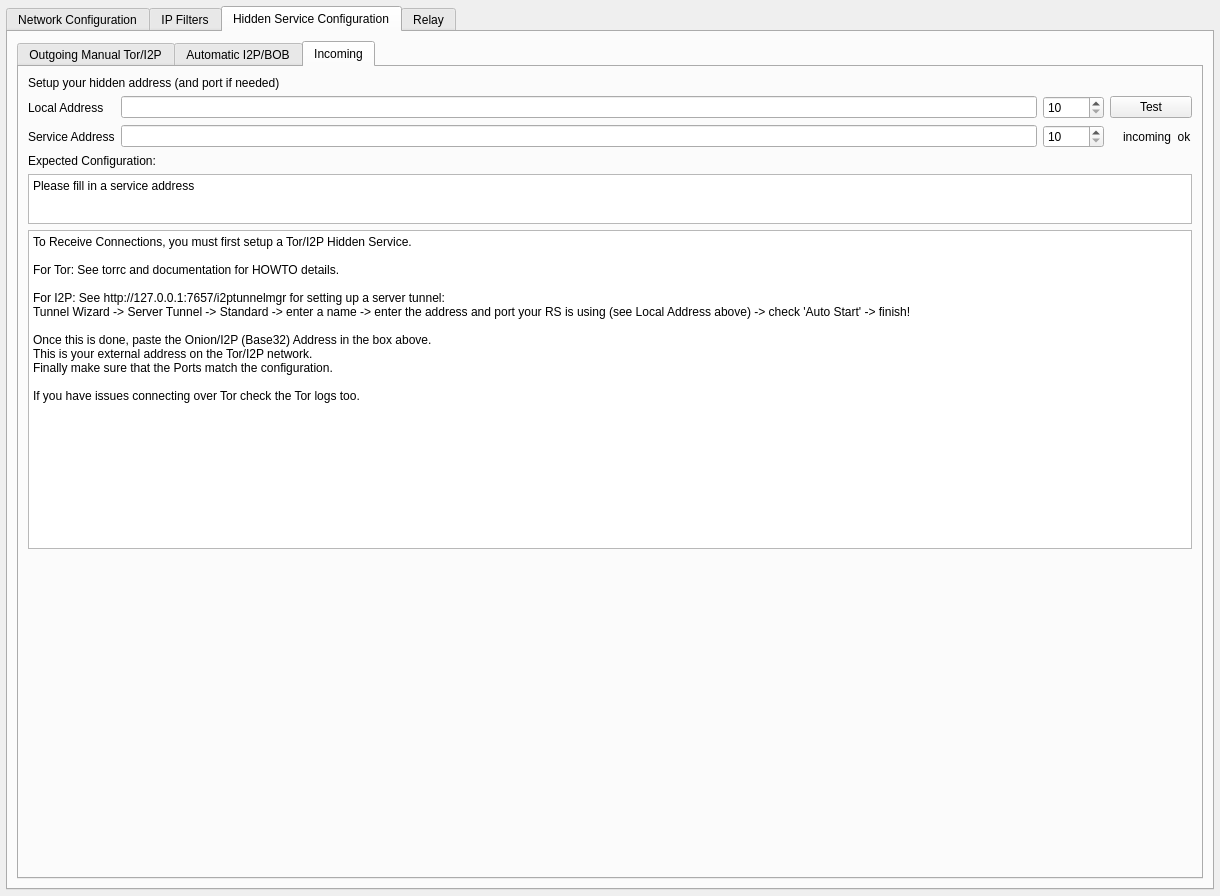
Old version of the form retroshare-gui/src/gui/settings/ServerPage.ui in the repository RetroShare/RetroShare.
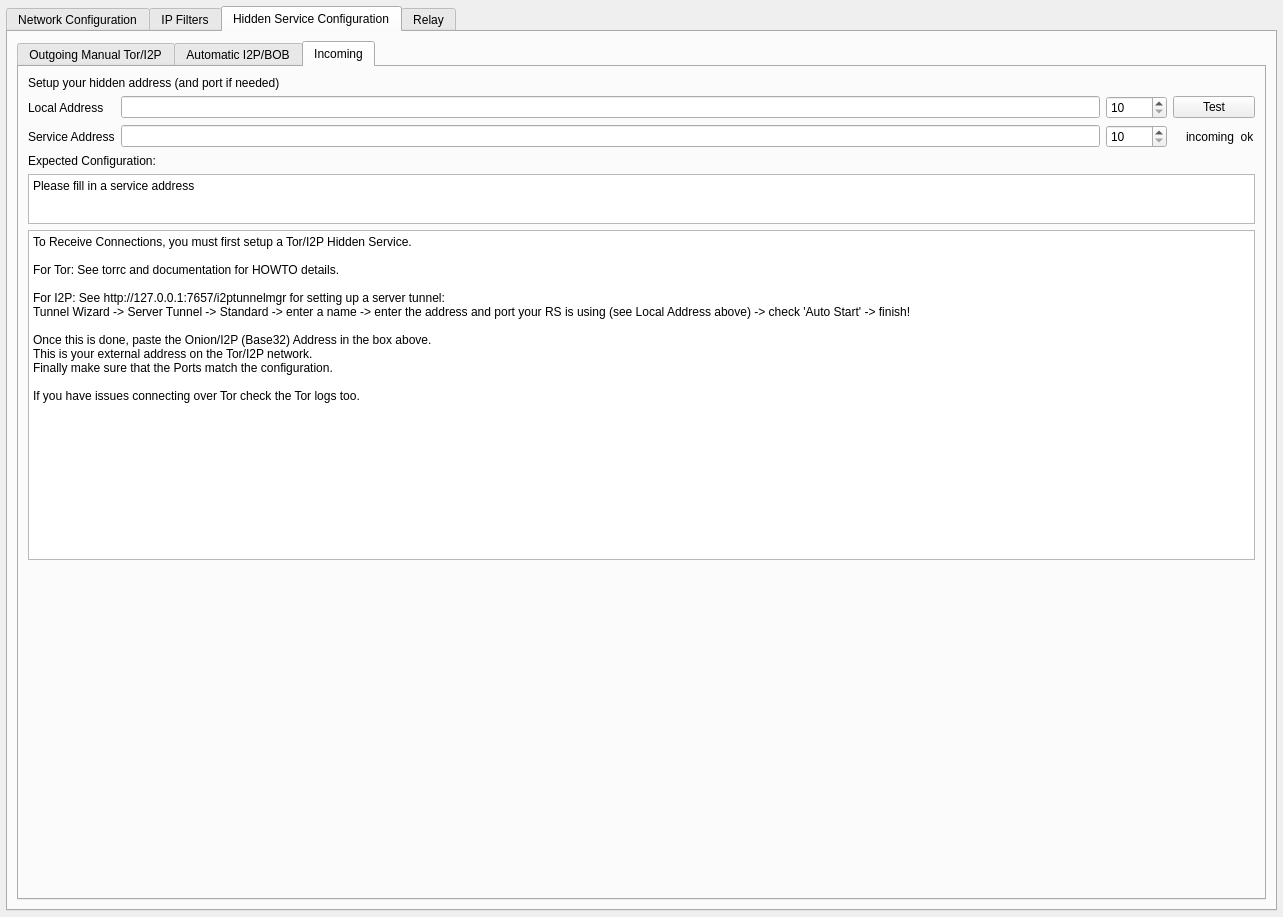
New version of the form. The open tabs and pages were chosen to show the change. Icons and pictures are not drawn.

```diff
--- a/retroshare-gui/src/gui/settings/ServerPage.ui
+++ b/retroshare-gui/src/gui/settings/ServerPage.ui
@@ -6,8 +6,8 @@
    <rect>
     <x>0</x>
     <y>0</y>
-    <width>1220</width>
-    <height>896</height>
+    <width>1283</width>
+    <height>917</height>
    </rect>
   </property>
   <layout class="QVBoxLayout" name="ServerPageVLayout">
```
Left out of the diff: 4 changed lines with no effect on the pictures.
